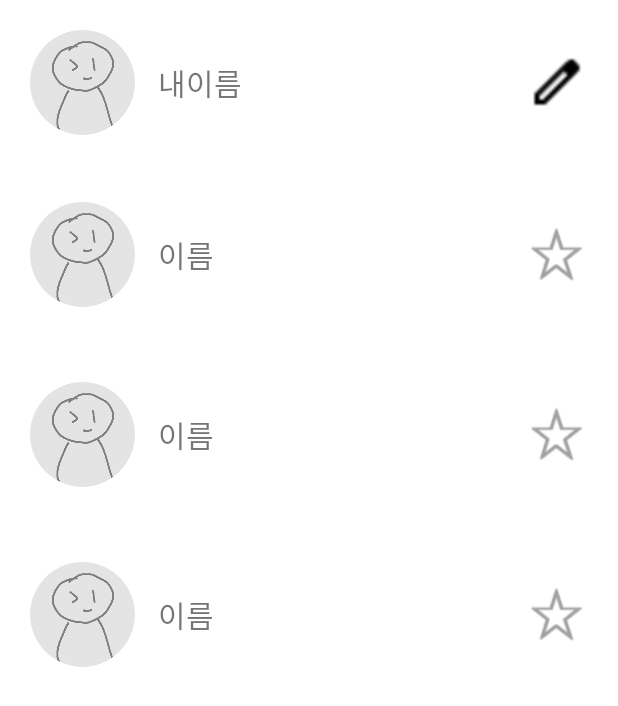
After one commit to Euna-6/WithMe, an Android app: the layout activity_list_friends.xml on its own in the app's theme, with its tools: preview values and no code run, on a phone screen of 412 x 824 dp. The commit adds this screen. Shown: the top 706 px of the screen. Run offline under Robolectric (Android 15) with nearby library versions, the phone set to English and light mode, and no system bars.

Commit message:
친구목록 개발중_231102_1

```diff
--- a/app/build.gradle
+++ b/app/build.gradle
@@ -49,6 +49,7 @@ dependencies {
     implementation 'com.google.firebase:firebase-bom:32.3.1'
     implementation 'com.google.android.gms:play-services-auth:20.7.0'
     implementation 'androidx.multidex:multidex:2.0.1'
+    implementation 'de.hdodenhof:circleimageview:3.1.0'
     testImplementation 'junit:junit:4.13.2'
     androidTestImplementation 'androidx.test.ext:junit:1.1.5'
     androidTestImplementation 'androidx.test.espresso:espresso-core:3.5.1'
--- a/app/src/main/AndroidManifest.xml
+++ b/app/src/main/AndroidManifest.xml
@@ -12,6 +12,13 @@
         android:supportsRtl="true"
         android:theme="@style/Theme.WithMe"
         tools:targetApi="31">
+        <activity
+            android:name=".ListFriendsActivity"
+            android:exported="false">
+            <meta-data
+                android:name="android.app.lib_name"
+                android:value="" />
+        </activity>
         <activity
             android:name=".SignupActivity"
             android:exported="false">
--- /dev/null
+++ b/app/src/main/java/com/example/withme/ListFriendsActivity.kt
@@ -0,0 +1,11 @@
+package com.example.withme
+
+import androidx.appcompat.app.AppCompatActivity
+import android.os.Bundle
+
+class ListFriendsActivity : AppCompatActivity() {
+    override fun onCreate(savedInstanceState: Bundle?) {
+        super.onCreate(savedInstanceState)
+        setContentView(R.layout.activity_list_friends)
+    }
+}
--- a/app/src/main/java/com/example/withme/MainActivity.kt
+++ b/app/src/main/java/com/example/withme/MainActivity.kt
@@ -16,6 +16,11 @@ class MainActivity : AppCompatActivity() {
             val intent = Intent(this, PopupActivity::class.java)
             startActivity(intent)
         }
+
+        binding.btnGoList.setOnClickListener {
+            val intent = Intent(this, ListFriendsActivity::class.java)
+            startActivity(intent)
+        }
     }
 
 }
--- /dev/null
+++ b/app/src/main/res/layout/activity_list_friends.xml
@@ -0,0 +1,40 @@
+<?xml version="1.0" encoding="utf-8"?>
+<LinearLayout xmlns:android="http://schemas.android.com/apk/res/android"
+    android:layout_width="match_parent"
+    android:layout_height="match_parent"
+    android:orientation="vertical">
+
+    <LinearLayout
+        android:layout_width="match_parent"
+        android:layout_height="wrap_content"
+        android:padding="20dp"
+        android:gravity="center_vertical">
+        <de.hdodenhof.circleimageview.CircleImageView
+            android:layout_width="70dp"
+            android:layout_height="70dp"
+            android:id="@+id/iv_my_profile"
+            android:src="@drawable/default_profile"></de.hdodenhof.circleimageview.CircleImageView>
+        <TextView
+            android:layout_width="wrap_content"
+            android:layout_height="wrap_content"
+            android:text="내이름"
+            android:textSize="20dp"
+            android:layout_marginLeft="15dp"
+            android:id="@+id/tv_list_name"></TextView>
+        <ImageView
+            android:layout_width="40dp"
+            android:layout_height="40dp"
+            android:src="@drawable/icon_edit"
+            android:id="@+id/iv_my_edit"
+            android:layout_marginLeft="190dp"></ImageView>
+    </LinearLayout>
+
+    <androidx.recyclerview.widget.RecyclerView
+        android:layout_width="match_parent"
+        android:layout_height="match_parent"
+        xmlns:tools="http://schemas.android.com/tools"
+        android:id="@+id/list_friends"
+        tools:listitem="@layout/item_friends">
+    </androidx.recyclerview.widget.RecyclerView>
+
+</LinearLayout>
--- a/app/src/main/res/layout/activity_main.xml
+++ b/app/src/main/res/layout/activity_main.xml
@@ -18,12 +18,6 @@
             android:layout_width="70dp"
             android:layout_height="70dp"
             android:background="@drawable/ic_sidebtn1"
-            android:id="@+id/btn_friend"></ImageButton>
-        <ImageButton
-            android:layout_width="70dp"
-            android:layout_height="70dp"
-            android:background="@drawable/ic_sidebtn1"
-            android:layout_alignParentRight="true"
-            android:id="@+id/btn_myPage"></ImageButton>
+            android:id="@+id/btn_go_list"></ImageButton>
     </RelativeLayout>
 </LinearLayout>
--- /dev/null
+++ b/app/src/main/res/layout/item_friends.xml
@@ -0,0 +1,29 @@
+<?xml version="1.0" encoding="utf-8"?>
+<LinearLayout xmlns:android="http://schemas.android.com/apk/res/android"
+    android:layout_width="match_parent"
+    android:layout_height="120dp"
+    android:padding="20dp"
+    android:gravity="center_vertical">
+
+    <de.hdodenhof.circleimageview.CircleImageView
+        android:layout_width="70dp"
+        android:layout_height="70dp"
+        android:id="@+id/iv_list_profile"
+        android:src="@drawable/default_profile"></de.hdodenhof.circleimageview.CircleImageView>
+
+    <TextView
+        android:layout_width="wrap_content"
+        android:layout_height="wrap_content"
+        android:text="이름"
+        android:textSize="20dp"
+        android:layout_marginLeft="15dp"
+        android:id="@+id/tv_list_name"></TextView>
+
+    <ImageView
+        android:layout_width="45dp"
+        android:layout_height="45dp"
+        android:src="@drawable/star"
+        android:layout_marginLeft="205dp"
+        android:id="@+id/iv_list_star"></ImageView>
+
+</LinearLayout>
```
Also changed, not shown: app/src/main/res/drawable/default_profile.png (added), app/src/main/res/drawable/icon_edit.png (added), app/src/main/res/drawable/icon_google.png (added), app/src/main/res/drawable/star.png (added), app/src/main/res/drawable/star_fill_yellow.png (added).
